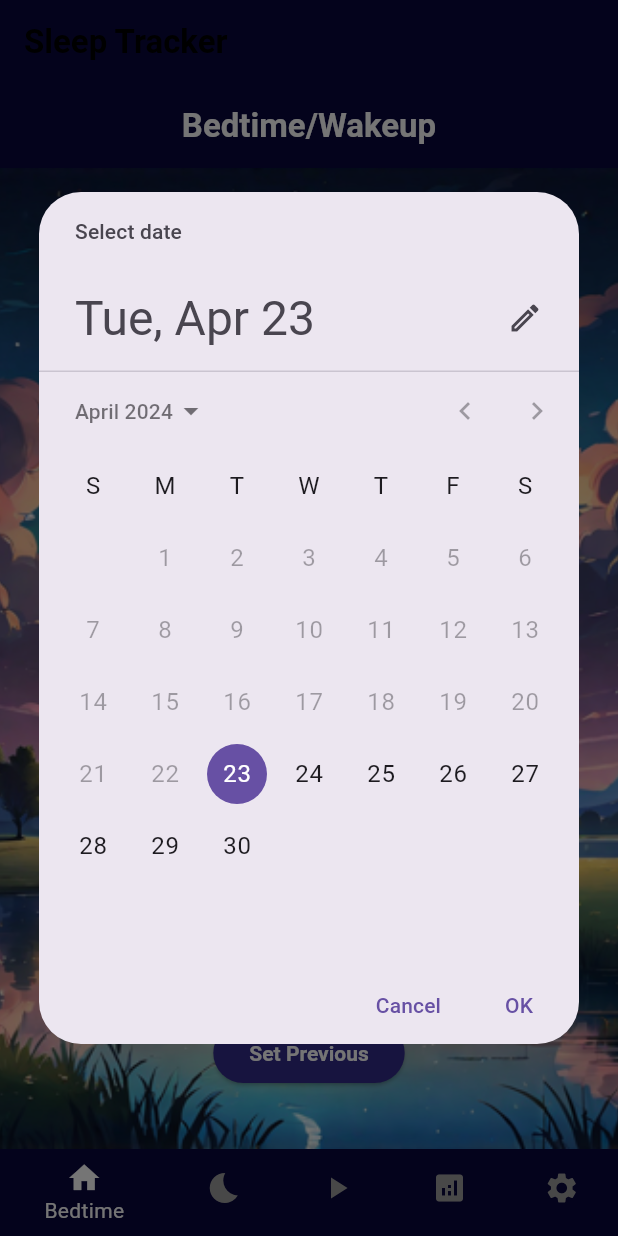
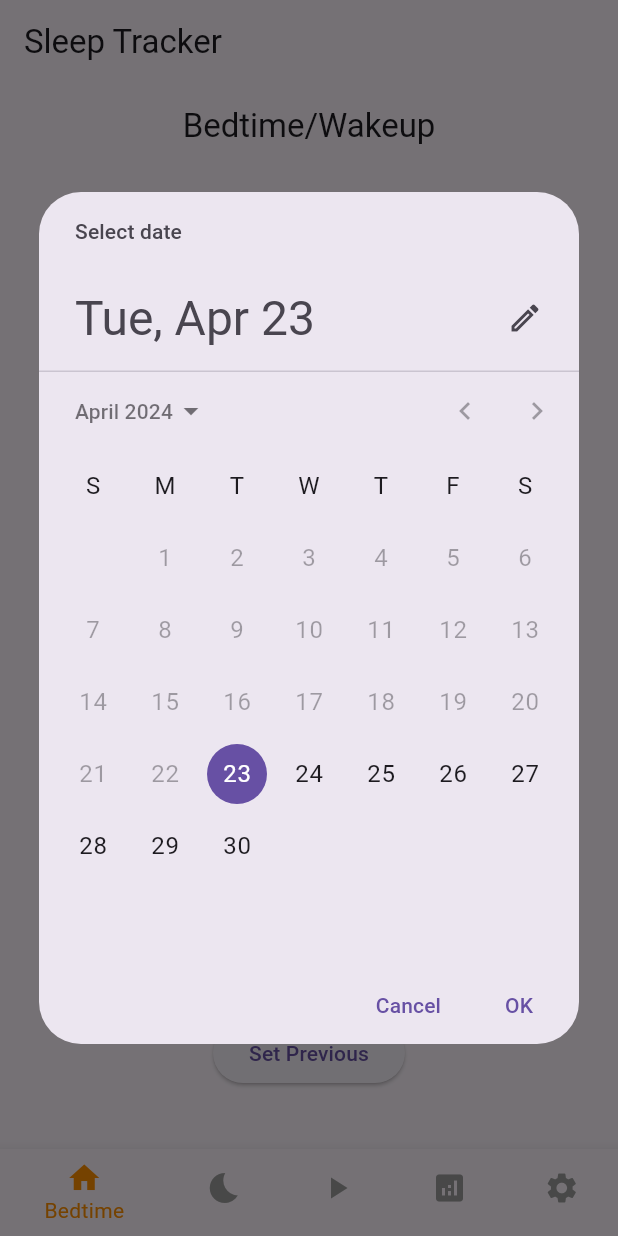
Before and after one commit to ellaMyler/Bedtime_Buddy, a Flutter app: the screen it shows after launch, after a tap on "Set Wakeup Time", on a phone screen of 412 x 824 dp. Run offline on Flutter 3.47's test engine with Material 3 defaults, Android fonts, the phone set to English and light mode, and no system bars; our stand-ins replace awesome_notifications, firebase_core, firebase_database, theme_provider, video_player; missing offline and left inert: alarm, app_settings; accounts and stored records are empty.

Commit message:
Revert "Added background"
This reverts commit 90b28ed51a91d268e807a0f8fa2e8357287aa8a3.

```diff
--- a/lib/app_ui.dart
+++ b/lib/app_ui.dart
@@ -39,12 +39,7 @@ class _MainScreenState extends State<MainScreen> {
   Widget build(BuildContext context) {
     return Scaffold(
       appBar: AppBar(
-        title: const Text(
-            'Sleep Tracker',
-        style: TextStyle(color: Colors.black, fontWeight: FontWeight.bold),
-
-      ),
-        backgroundColor: Color.fromRGBO(9, 7, 61, 1),
+        title: const Text('Sleep Tracker'),
       ),
       body: Center(
         child: _widgetOptions.elementAt(_selectedIndex),
@@ -54,7 +49,6 @@ class _MainScreenState extends State<MainScreen> {
           BottomNavigationBarItem(
             icon: Icon(Icons.home),
             label: 'Bedtime',
-            backgroundColor: Color.fromRGBO(9, 7, 61, 1),
           ),
           BottomNavigationBarItem(
             icon: Icon(Icons.bedtime),
@@ -74,7 +68,7 @@ class _MainScreenState extends State<MainScreen> {
           ),
         ],
         currentIndex: _selectedIndex,
-        selectedItemColor: Colors.white,
+        selectedItemColor: Colors.amber[800],
         unselectedItemColor: Colors.grey,
 
         onTap: _onItemTapped,
--- a/lib/bedtime_page.dart
+++ b/lib/bedtime_page.dart
@@ -20,29 +20,10 @@ class _BedtimePageState extends State<BedtimePage> {
   Widget build(BuildContext context) {
     return Scaffold(
       appBar: AppBar(
-        title: const Text(
-          'Bedtime/Wakeup',
-          style: TextStyle(
-            color: Colors.white, // Text color
-            fontWeight: FontWeight.bold, // Bold text
-            //centerTitle: true,
+        title: const Text('Bedtime/Wakeup'),
+        centerTitle: true,
       ),
-        ),
-        centerTitle: true,
-        backgroundColor: Color.fromRGBO(9, 7, 61, 1),
-      ),
-
-      body: Stack(
-        children: [
-          Container(
-            decoration: BoxDecoration(
-              image: DecorationImage(
-                image: AssetImage("images/agile_moonlit_background.png"),
-                fit: BoxFit.cover,
-              ),
-            ),
-          ),
-          Column(
+      body: Column(
         crossAxisAlignment: CrossAxisAlignment.stretch,
         children: <Widget>[
           const Align(
@@ -54,9 +35,9 @@ class _BedtimePageState extends State<BedtimePage> {
                   style: TextStyle(
                     fontWeight: FontWeight.bold,
                     fontSize: 15,
-                        color: Colors.white, // Adjust text color for visibility
                   )
               ),
+
             ),
           ),
           const Expanded(
@@ -67,11 +48,52 @@ class _BedtimePageState extends State<BedtimePage> {
             child: Column(
               mainAxisAlignment: MainAxisAlignment.end,
               children: [
-                    _buildButton('Set Bedtime', () {
-                      _selectTime(true);
+                ElevatedButton(
+                  onPressed: () {
+                    _selectTime(true).then((_) {
+                      if (bedtime != null && bedtimeDay != null) {
                         _showConfirmationDialog();
                         sendBedtime('Bedtime', bedtimeDay.toString(), bedtime.toString());
                         sendBedtime('WakeupTime', wakeupTimeDay.toString(), wakeupTime.toString());
+                      } else {
+                        // Needs an error if the time was NOT selected?
+                      }
+                    });
+                  },
+                  child: const Text('Set Bedtime'),
+                ),
+                const SizedBox(height: 20),
+                ElevatedButton(
+                  onPressed: () {
+                    _selectTime(false);
+                  },
+                  child: const Text('Set Wakeup Time'),
+                ),
+                const SizedBox(height: 20),
+                ElevatedButton(
+                  onPressed: () {
+                    //_setPrevious();
+                  },
+                  child: const Text('Set Previous'),
+                ),
+                const SizedBox(height: 20),
+                bedtime != null && wakeupTime != null
+                    ? Column(
+                  children: [
+                    Text(
+                        'Bedtime: ${_formatTime(bedtime!)} on ${_formatDate(bedtimeDay!)}'),
+                    Text(
+                        'Wakeup Time: ${_formatTime(wakeupTime!)} on ${_formatDate(wakeupTimeDay!)}'),
+                    Text(
+                        'You will sleep for ${_calculateSleepDuration(bedtime!, wakeupTime!, bedtimeDay!, wakeupTimeDay!)}'),
+                    const SizedBox(height: 20),
+                    ElevatedButton(
+                      onPressed: () {
+                        _showConfirmationDialog();
+                        sendBedtime('Bedtime',
+                            bedtimeDay.toString(), bedtime.toString());
+                        sendBedtime('WakeupTime',
+                            wakeupTimeDay.toString(), wakeupTime.toString());
                         //Notification Code
                         final bedtimeDateTime = DateTime(
                           bedtimeDay!.year,
@@ -82,38 +104,17 @@ class _BedtimePageState extends State<BedtimePage> {
                         );
                         NotificationService.sendBedtimeNotification(bedtimeDateTime);
                         //End of Notification Code
-                    }),
-                    const SizedBox(height: 20),
-                    _buildButton('Set Wakeup Time', () {
-                      _selectTime(false);
-                      style: ButtonStyle(
-                        backgroundColor: MaterialStateProperty.all(Color.fromRGBO(51, 43, 138, 1)),
-                        foregroundColor: MaterialStateProperty.all(Colors.white),
-                        textStyle: MaterialStateProperty.all(
-                          TextStyle(fontWeight: FontWeight.bold),
+                        //Alarm Code
+                        final wakeupDateTime = DateTime(
+                          wakeupTimeDay!.year,
+                          wakeupTimeDay!.month,
+                          wakeupTimeDay!.day,
+                        );
+                        AlarmSetter.setWakeupAlarm(wakeupTimeDay, wakeupTime);
+                        //End of Alarm Code
+                      },
+                      child: const Text('Confirm'),
                     ),
-                      );
-                    }),
-                    const SizedBox(height: 20),
-                    _buildButton('Set Previous', () {
-                      // Implement functionality or remove if not needed
-                    }),
-                    const SizedBox(height: 20),
-                    bedtime != null && wakeupTime != null
-                        ? Column(
-                      children: [
-                        Text(
-                            'Bedtime: ${_formatTime(bedtime!)} on ${_formatDate(bedtimeDay!)}', style: TextStyle(color: Colors.white)),
-                        Text(
-                            'Wakeup Time: ${_formatTime(wakeupTime!)} on ${_formatDate(wakeupTimeDay!)}', style: TextStyle(color: Colors.white)),
-                        Text(
-                            'You will sleep for ${_calculateSleepDuration(bedtime!, wakeupTime!, bedtimeDay!, wakeupTimeDay!)}', style: TextStyle(color: Colors.white)),
-                        const SizedBox(height: 20),
-                        _buildButton('Confirm', () {
-                          _showConfirmationDialog();
-                          sendBedtime('Bedtime', bedtimeDay.toString(), bedtime.toString());
-                          sendBedtime('WakeupTime', wakeupTimeDay.toString(), wakeupTime.toString());
-                        }),
                     const SizedBox(height: 40),
                   ],
                 )
@@ -123,23 +124,19 @@ class _BedtimePageState extends State<BedtimePage> {
           ),
         ],
       ),
-        ],
-      ),
     );
   }
 
-  Widget _buildButton(String text, VoidCallback onPressed) {
-    return ElevatedButton(
-      onPressed: onPressed,
-      child: Text(text),
-      style: ButtonStyle(
-        backgroundColor: MaterialStateProperty.all(Color.fromRGBO(51, 43, 138, 1)),
-        foregroundColor: MaterialStateProperty.all(Colors.white),
-        textStyle: MaterialStateProperty.all(
-          TextStyle(fontWeight: FontWeight.bold),
-        ),
-      ),
-    );
+  void _setPrevious(DateTime? previousBTDay, TimeOfDay? previousBTTime, DateTime? previousWTDay, TimeOfDay? previousWTTime) {
+
+  }
+
+  DateTime? getDay(String type, String ) {
+
+  }
+
+  TimeOfDay? getTime() {
+
   }
 
   Future<void> _selectTime(bool isBedtime) async {
@@ -151,7 +148,7 @@ class _BedtimePageState extends State<BedtimePage> {
     );
 
     if (pickedDate != null) {
-      final TimeOfDay? pickedTime = await showDialog<TimeOfDay>(
+      final TimeOfDay? pickedTime = await showDialog(
         context: context,
         builder: (BuildContext context) {
           return TimeOfDayDialog(
```
Also changed, not shown: pubspec.yaml (+2 -6 lines), images/agile_moonlit_background.png (deleted), images/agile_sunny_background.png (deleted). Lines whose indentation alone changed are shown as unchanged.
